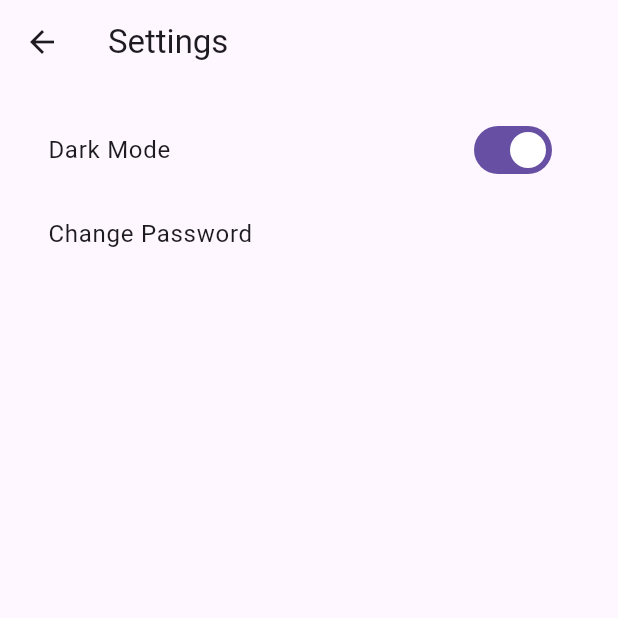
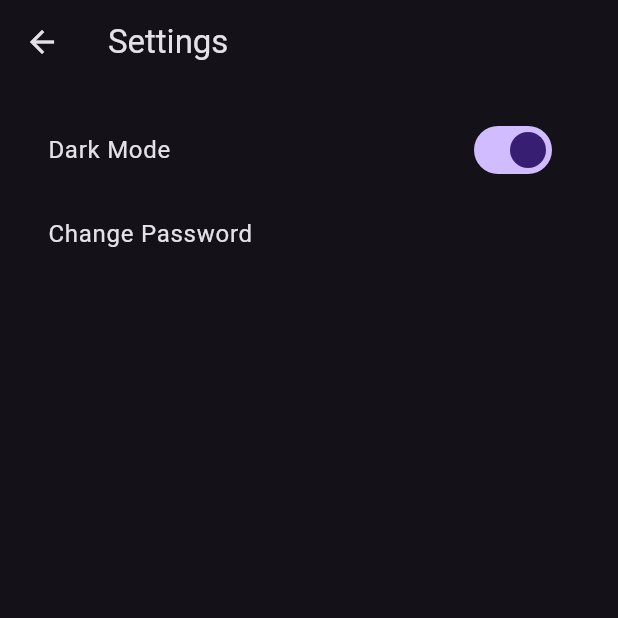
Before and after one commit to Buszewicz/Stiknes, a Flutter app: the SettingsScreen screen opened directly, after a tap on "Dark Mode", on a phone screen of 412 x 824 dp, the top half of it. Run offline on Flutter 3.47's test engine with Material 3 defaults, Android fonts, the phone set to English and light mode, and no system bars; our stand-ins replace flutter_dotenv, flutter_markdown, shared_preferences, supabase_flutter; accounts and stored records are empty; generated files the repository leaves out were written again.

Commit message:
Dark mode added

```diff
--- a/stiknes/lib/main.dart
+++ b/stiknes/lib/main.dart
@@ -1,33 +1,70 @@
 import 'package:flutter/material.dart';
 import 'package:supabase_flutter/supabase_flutter.dart';
 import 'package:flutter_dotenv/flutter_dotenv.dart';
+import 'package:shared_preferences/shared_preferences.dart';
 import 'screens/login_screen.dart';
+import 'theme_notifier.dart'; // <-- dodaj
 
 void main() async {
-
+  WidgetsFlutterBinding.ensureInitialized();
   await dotenv.load();
-
   await Supabase.initialize(
     url: dotenv.env['SUPABASE_URL']!,
     anonKey: dotenv.env['SUPABASE_ANON_KEY']!,
   );
 
-  runApp(MyApp());
+  final prefs = await SharedPreferences.getInstance();
+  final isDarkMode = prefs.getBool('darkMode') ?? false;
+
+  runApp(MyApp(isDarkMode: isDarkMode));
 }
+
 final supabase = Supabase.instance.client;
 
-class MyApp extends StatelessWidget {
-  const MyApp({super.key});
+class MyApp extends StatefulWidget {
+  final bool isDarkMode;
+  const MyApp({super.key, required this.isDarkMode});
+
+  @override
+  State<MyApp> createState() => _MyAppState();
+}
+
+class _MyAppState extends State<MyApp> {
+  late ThemeData _themeData;
+
+  @override
+  void initState() {
+    super.initState();
+    _themeData = widget.isDarkMode ? ThemeData.dark() : ThemeData.light();
+  }
+
+  void _toggleTheme() async {
+    final prefs = await SharedPreferences.getInstance();
+    final isCurrentlyDark = _themeData.brightness == Brightness.dark;
+    final newTheme = isCurrentlyDark ? ThemeData.light() : ThemeData.dark();
+    await prefs.setBool('darkMode', !isCurrentlyDark);
+
+    setState(() {
+      _themeData = newTheme;
+    });
+  }
 
   @override
   Widget build(BuildContext context) {
-    return MaterialApp(
-      debugShowCheckedModeBanner: false, // Ukrycie bannera debugowania
-      title: 'Stiknes',
-      theme: ThemeData(
-        primarySwatch: Colors.blue,
+    return ThemeProvider(
+      themeData: _themeData,
+      toggleTheme: _toggleTheme,
+      child: Builder(
+        builder: (context) {
+          final theme = ThemeProvider.of(context).themeData;
+          return MaterialApp(
+            debugShowCheckedModeBanner: false,
+            title: 'Stiknes',
+            theme: theme,
+            home: const LoginScreen(),
+          );
+        },
       ),
-      home: const LoginScreen(),
     );
   }
 }
--- a/stiknes/lib/screens/settings_screen.dart
+++ b/stiknes/lib/screens/settings_screen.dart
@@ -1,4 +1,6 @@
 import 'package:flutter/material.dart';
+import 'package:shared_preferences/shared_preferences.dart';
+import '../theme_notifier.dart'; // <- import
 
 class SettingsScreen extends StatefulWidget {
   const SettingsScreen({super.key});
@@ -11,6 +13,30 @@
   bool _darkMode = false;
 
   @override
+  void initState() {
+    super.initState();
+    _loadThemePreference();
+  }
+
+  Future<void> _loadThemePreference() async {
+    final prefs = await SharedPreferences.getInstance();
+    setState(() {
+      _darkMode = prefs.getBool('darkMode') ?? false;
+    });
+  }
+
+  Future<void> _toggleDarkMode(bool value) async {
+    final prefs = await SharedPreferences.getInstance();
+    await prefs.setBool('darkMode', value);
+    setState(() {
+      _darkMode = value;
+    });
+
+    // Przełącz motyw w całej aplikacji!
+    ThemeProvider.of(context).toggleTheme();
+  }
+
+  @override
   Widget build(BuildContext context) {
     return Scaffold(
       appBar: AppBar(title: const Text('Settings')),
@@ -20,11 +46,7 @@
           SwitchListTile(
             title: const Text('Dark Mode'),
             value: _darkMode,
-            onChanged: (bool value) {
-              setState(() {
-                _darkMode = value;
-              });
-            },
+            onChanged: _toggleDarkMode,
           ),
           ListTile(
             title: const Text('Change Password'),
--- /dev/null
+++ b/stiknes/lib/theme_notifier.dart
@@ -0,0 +1,24 @@
+import 'package:flutter/material.dart';
+
+class ThemeProvider extends InheritedWidget {
+  final ThemeData themeData;
+  final void Function() toggleTheme;
+
+  const ThemeProvider({
+    Key? key,
+    required this.themeData,
+    required this.toggleTheme,
+    required Widget child,
+  }) : super(key: key, child: child);
+
+  static ThemeProvider of(BuildContext context) {
+    final ThemeProvider? result = context.dependOnInheritedWidgetOfExactType<ThemeProvider>();
+    assert(result != null, 'No ThemeProvider found in context');
+    return result!;
+  }
+
+  @override
+  bool updateShouldNotify(ThemeProvider oldWidget) {
+    return oldWidget.themeData != themeData;
+  }
+}
--- a/stiknes/pubspec.yaml
+++ b/stiknes/pubspec.yaml
@@ -14,6 +14,7 @@ dependencies:
   supabase_flutter: ^2.0.0
   flutter_dotenv: ^5.0.2
   flutter_markdown: ^0.6.15
+  shared_preferences: ^2.2.2
 
 dev_dependencies:
   flutter_test:
```
Also changed, not shown: stiknes/pubspec.lock.
